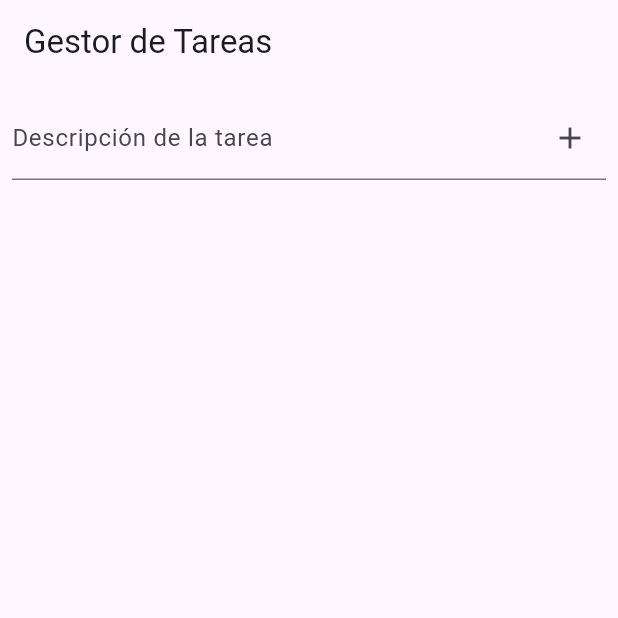
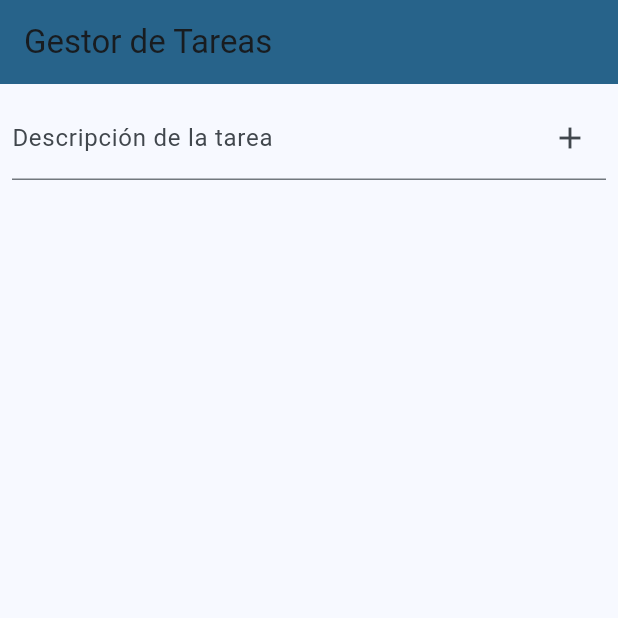
Before and after one commit to Ginex5/flutterTareas, a Flutter app: the screen it shows after launch, on a phone screen of 412 x 824 dp, the top half of it. Run offline on Flutter 3.47's test engine with Material 3 defaults, Android fonts, the phone set to English and light mode, and no system bars.

```diff
--- a/lib/gestor_de_tareas.dart
+++ b/lib/gestor_de_tareas.dart
@@ -1,5 +1,6 @@
 import 'tarea.dart';
 
+// Al no tener que inicializar atributos, no es necesario un constrcutor.
 class GestorDeTareas {
   List<Tarea> tareas = [];
 
--- a/lib/main.dart
+++ b/lib/main.dart
@@ -3,7 +3,8 @@ import 'gestor_de_tareas.dart';
 import 'tarea.dart';
 
 void main() {
-  runApp(const MiAppDeTareas()); // Inicia la aplicación ejecutando MiAppDeTareas.
+  runApp(
+      const MiAppDeTareas()); // Inicia la aplicación ejecutando MiAppDeTareas.
 }
 
 // MiAppDeTareas es un widget sin estado que crea una MaterialApp.
@@ -13,33 +14,93 @@ class MiAppDeTareas extends StatelessWidget {
   @override
   Widget build(BuildContext context) {
     // MaterialApp es el widget raíz que envuelve la aplicación de Flutter.
-    return const MaterialApp(
-      home: PantallaDeTareas(), // Define la pantalla de inicio como PantallaDeTareas.
+    return MaterialApp(
+      title: 'Gestor de Tareas',
+      theme: ThemeData(
+        // Color
+        colorScheme: ColorScheme.fromSeed(seedColor: Colors.lightBlue),
+        // Usamos material Design 3
+        useMaterial3: true,
+      ),
+      home: const PantallaDeTareas(
+          title:
+              'Gestor Tareas'), // Define la pantalla de inicio como PantallaDeTareas.
     );
   }
 }
 
 // PantallaDeTareas es un widget con estado que puede actualizar su interfaz cuando cambian los datos.
 class PantallaDeTareas extends StatefulWidget {
-  const PantallaDeTareas({super.key});
+  const PantallaDeTareas({super.key, required this.title});
+
+  // Atributo de la clase
+  final String title;
 
   @override
   // Crea el estado para este widget, que gestiona los datos y la interfaz.
   // ignore: library_private_types_in_public_api
-  _PantallaDeTareasState createState() => _PantallaDeTareasState();
+  State<PantallaDeTareas> createState() => _PantallaDeTareasState();
 }
 
 // Esta es la clase que contiene la lógica y la interfaz del estado de PantallaDeTareas.
 class _PantallaDeTareasState extends State<PantallaDeTareas> {
-  final GestorDeTareas gestorDeTareas = GestorDeTareas(); // Gestiona la lista de tareas.
-  final TextEditingController controladorTexto = TextEditingController(); // Controla el texto del campo de entrada.
+  // Se instancia un GestorDeTareas.
+  final GestorDeTareas gestorDeTareas =
+      GestorDeTareas(); // Gestiona la lista de tareas.
+  final TextEditingController controladorTexto =
+      TextEditingController(); // Controla el texto del campo de entrada.
 
   void _agregarTarea() {
     setState(() {
       // Actualiza el estado de la aplicación para incluir la nueva tarea.
       gestorDeTareas.agregarTarea(Tarea(descripcion: controladorTexto.text));
-      controladorTexto.clear(); // Limpia el campo de entrada después de agregar la tarea.
+      controladorTexto
+          .clear(); // Limpia el campo de entrada después de agregar la tarea.
     });
+  }
+
+  void _eliminarTarea(int index) {
+    setState(() {
+      // Actualiza el estado de la aplicación para eliminar la tarea.
+      gestorDeTareas.eliminarTarea(index);
+    });
+  }
+
+  void _marcarTareaComoCompletada(int index) {
+    setState(() {
+      // Actualiza el estado de la aplicación para marcar la tarea como completada.
+      gestorDeTareas.marcarComoCompletada(index);
+    });
+  }
+
+  void _mostrarDialogoDeConfirmacion(int index) {
+    showDialog(
+      context: context,
+      builder: (BuildContext context) {
+        return AlertDialog(
+          title: const Text('Confirmar'),
+          content:
+              const Text('¿Estás seguro de que quieres eliminar esta tarea?'),
+          actions: <Widget>[
+            TextButton(
+              onPressed: () {
+                Navigator.of(context)
+                    .pop(); // Cierra el diálogo sin hacer nada más
+              },
+              child: const Text('Cancelar'),
+            ),
+            TextButton(
+              onPressed: () {
+                // Elimina la tarea y cierra el diálogo
+                _eliminarTarea(index);
+                Navigator.of(context).pop();
+              },
+              child: const Text('Eliminar'),
+            ),
+          ],
+        );
+      },
+    );
   }
 
   @override
@@ -47,7 +108,10 @@ class _PantallaDeTareasState extends State<PantallaDeTareas> {
     // Construye la interfaz de usuario del widget PantallaDeTareas.
     return Scaffold(
       // Scaffold proporciona la estructura de la página, incluyendo AppBar, Body, etc.
-      appBar: AppBar(title: const Text('Gestor de Tareas')), // AppBar es la barra superior de la aplicación.
+      appBar: AppBar(
+        backgroundColor: Theme.of(context).colorScheme.primary,
+        title: const Text('Gestor de Tareas'), // Título de la aplicación.
+      ), // AppBar es la barra superior de la aplicación.
       body: Column(
         // Column organiza sus hijos en vertical.
         children: [
@@ -59,14 +123,17 @@ class _PantallaDeTareasState extends State<PantallaDeTareas> {
               // El usuario escribe la nueva tarea aquí.
               controller: controladorTexto,
               decoration: InputDecoration(
-                labelText: 'Descripción de la tarea', // Texto que indica qué hacer con el campo de texto.
+                labelText:
+                    'Descripción de la tarea', // Texto que indica qué hacer con el campo de texto.
                 suffixIcon: IconButton(
                   // Botón para agregar la tarea.
                   icon: const Icon(Icons.add),
-                  onPressed: _agregarTarea, // Agrega la tarea cuando se presiona.
+                  onPressed:
+                      _agregarTarea, // Agrega la tarea cuando se presiona.
                 ),
               ),
-              onSubmitted: (value) => _agregarTarea(), // Agrega la tarea cuando se presiona enter.
+              onSubmitted: (value) =>
+                  _agregarTarea(), // Agrega la tarea cuando se presiona enter.
             ),
           ),
           // El segundo hijo de la columna es la lista de tareas.
@@ -74,30 +141,31 @@ class _PantallaDeTareasState extends State<PantallaDeTareas> {
             // Expanded hace que la lista ocupe todo el espacio vertical restante.
             child: ListView.builder(
               // ListView.builder construye un elemento de lista por cada tarea.
-              itemCount: gestorDeTareas.tareas.length, // La cantidad de elementos es la cantidad de tareas.
+              itemCount: gestorDeTareas.tareas
+                  .length, // La cantidad de elementos es la cantidad de tareas.
               itemBuilder: (context, index) {
                 // Construye cada elemento de la lista.
-                final tarea = gestorDeTareas.tareas[index]; // Obtiene la tarea actual basada en el índice.
+                final tarea = gestorDeTareas.tareas[
+                    index]; // Obtiene la tarea actual basada en el índice.
                 return ListTile(
                   // ListTile es un widget predefinido que representa una fila de la lista.
-                  title: Text(tarea.descripcion), // Muestra la descripción de la tarea.
+                  title: Text(
+                      tarea.descripcion), // Muestra la descripción de la tarea.
                   leading: IconButton(
                     // Botón para marcar la tarea como completada o pendiente.
-                    icon: Icon(tarea.completada ? Icons.check_box : Icons.check_box_outline_blank),
-                    onPressed: () => setState(() {
-                      // Cambia el estado de la tarea cuando se presiona.
-                      gestorDeTareas.marcarComoCompletada(index);
-                    }),
+                    icon: Icon(tarea.completada
+                        ? Icons.check_box
+                        : Icons.check_box_outline_blank),
+                    onPressed: () => _marcarTareaComoCompletada(index)
                   ),
                   trailing: IconButton(
                     // Botón para eliminar la tarea.
                     icon: const Icon(Icons.delete),
-                    onPressed: () => setState(() {
-                      // Elimina la tarea cuando se presiona.
-                      gestorDeTareas.eliminarTarea(index);
-                    }),
+                    onPressed: () => _mostrarDialogoDeConfirmacion(index),
                   ),
-                  tileColor: tarea.completada ? Colors.green[100] : null, // Cambia el color si la tarea está completada.
+                  tileColor: tarea.completada
+                      ? Colors.green[100]
+                      : null, // Cambia el color si la tarea está completada.
                 );
               },
             ),
--- a/lib/tarea.dart
+++ b/lib/tarea.dart
@@ -2,5 +2,6 @@ class Tarea {
   String descripcion;
   bool completada;
 
+  // Constructor de la clase Tarea
   Tarea({required this.descripcion, this.completada = false});
 }
```
